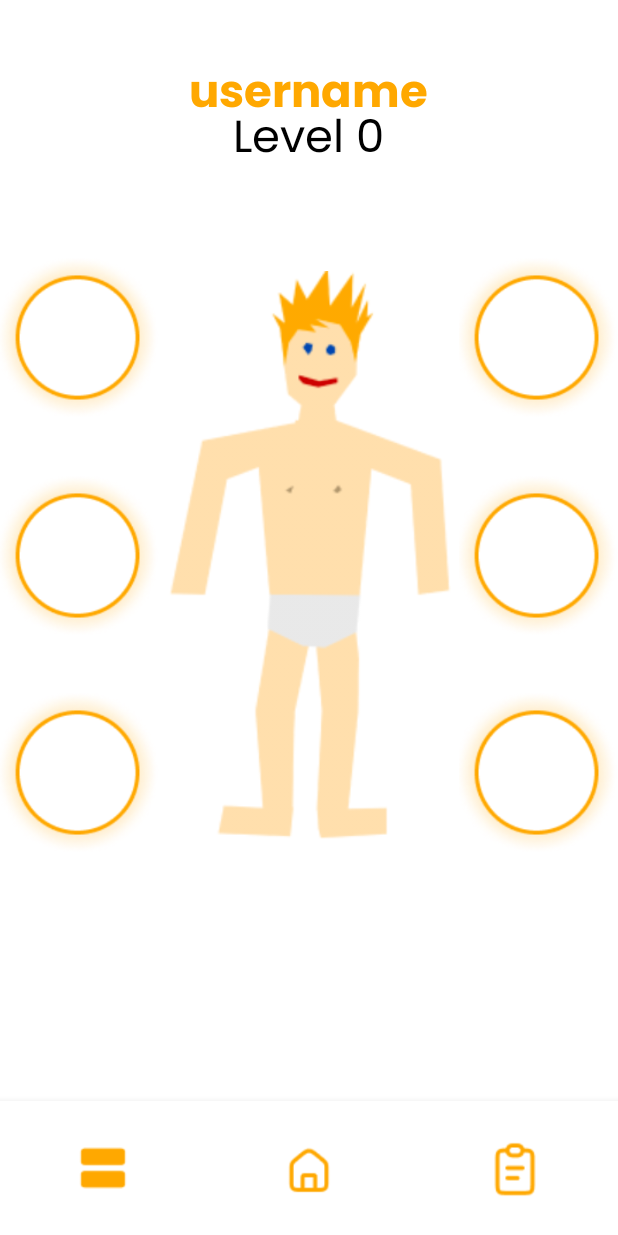
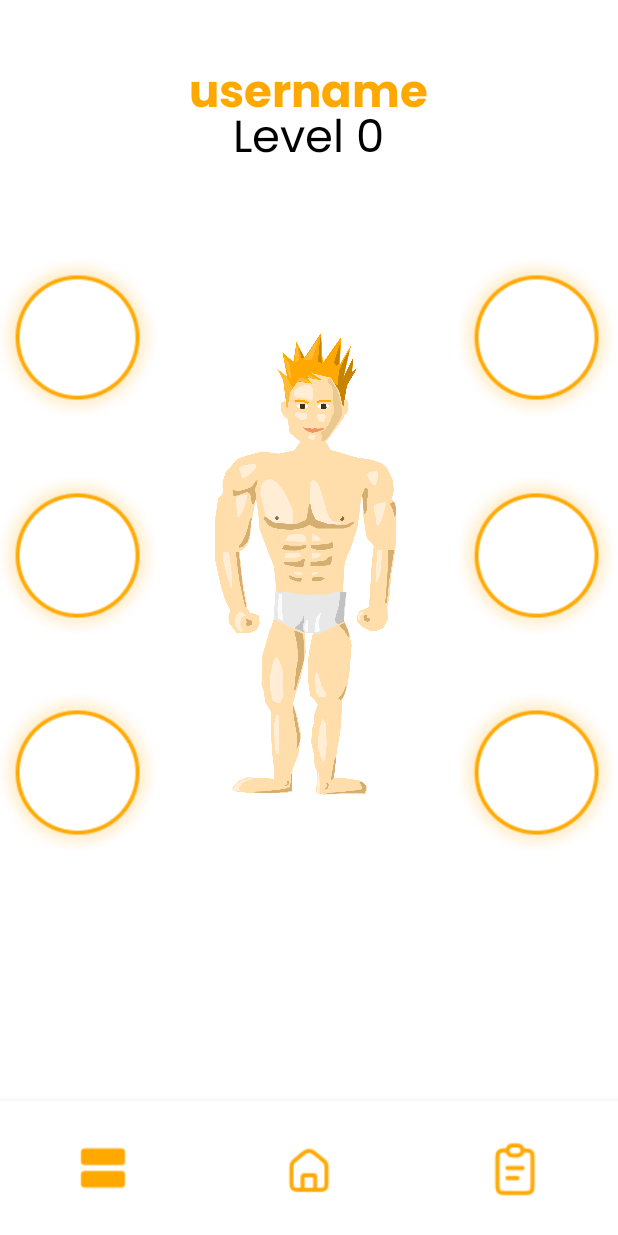
Before and after one commit to Blarc/betifi, an Android app: the CharacterFragment screen opened directly, with no data from a screen before it, on a phone screen of 412 x 824 dp. Run offline under Robolectric (Android 15) with nearby library versions, the phone set to English and light mode, and no system bars.

Commit message:
updated main character

```diff
--- a/app/src/main/res/layout/activity_main.xml
+++ b/app/src/main/res/layout/activity_main.xml
@@ -14,6 +14,12 @@
         app:layout_constraintStart_toStartOf="parent"
         app:layout_constraintTop_toTopOf="parent"
         app:layout_constraintBottom_toTopOf="@id/main_bottom_nav_bar"/>
+
+<!--    <com.caverock.androidsvg.SVGImageView-->
+<!--        android:layout_width="match_parent"-->
+<!--        android:layout_height="30dp"-->
+<!--        android:src="@drawable/senca_navigator_bar"-->
+<!--        app:layout_constraintBottom_toTopOf="@id/main_bottom_nav_bar" />-->
 
 
     <com.google.android.material.bottomnavigation.BottomNavigationView
--- a/app/src/main/res/layout/fragment_character.xml
+++ b/app/src/main/res/layout/fragment_character.xml
@@ -40,7 +40,7 @@
             android:id="@+id/characterImageView"
             android:layout_width="200dp"
             android:layout_height="400dp"
-            android:src="@drawable/avatar_2"
+            android:src="@drawable/avatar_3"
             android:layout_centerHorizontal="true"/>
 
         <com.caverock.androidsvg.SVGImageView
@@ -56,7 +56,7 @@
             android:layout_width="110dp"
             android:layout_height="110dp"
             android:layout_toLeftOf="@id/characterImageView"
-            android:layout_marginRight="00dp"
+            android:layout_marginRight="0dp"
             android:layout_marginTop="145dp"
             android:src="@drawable/item_sellector_elipse"/>
 
@@ -82,7 +82,7 @@
             android:layout_width="110dp"
             android:layout_height="110dp"
             android:layout_toRightOf="@id/characterImageView"
-            android:layout_marginRight="00dp"
+            android:layout_marginRight="0dp"
             android:layout_marginTop="145dp"
             android:src="@drawable/item_sellector_elipse"/>
 
```
Also changed, not shown: app/src/main/res/drawable/shadow_top.xml (added, +10 -0 lines), app/src/main/res/drawable/avatar_3.png (added), app/src/main/res/drawable/senca_navigator_bar.png (added).
